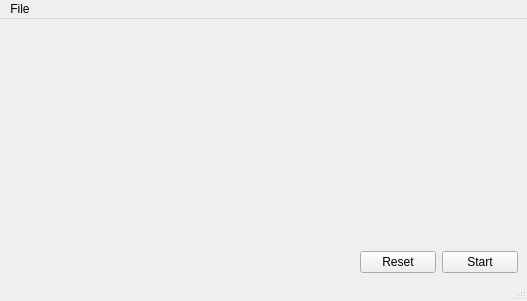
Old version of the form src/eyemaster.ui in the repository YuzukiTsuru/YFEL.
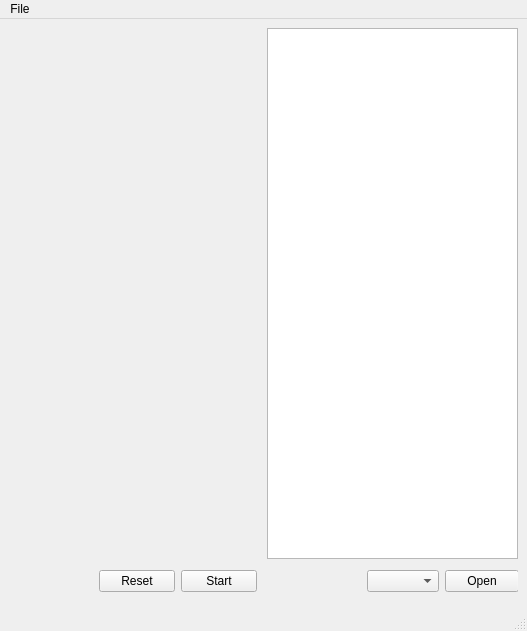
New version of the form.

```diff
--- a/src/eyemaster.ui
+++ b/src/eyemaster.ui
@@ -7,18 +7,21 @@
     <x>0</x>
     <y>0</y>
     <width>527</width>
-    <height>301</height>
+    <height>631</height>
    </rect>
   </property>
   <property name="windowTitle">
    <string>MainWindow</string>
   </property>
   <widget class="QWidget" name="centralwidget">
-   <widget class="QWidget" name="">
+   <layout class="QHBoxLayout" name="horizontalLayout_2">
+    <item>
+     <widget class="QWidget" name="widget" native="true">
+      <widget class="QWidget" name="layoutWidget_eye">
     <property name="geometry">
      <rect>
-      <x>360</x>
-      <y>230</y>
+         <x>90</x>
+         <y>540</y>
       <width>158</width>
       <height>26</height>
      </rect>
@@ -40,6 +43,45 @@
      </item>
     </layout>
    </widget>
+     </widget>
+    </item>
+    <item>
+     <widget class="QWidget" name="widget_2" native="true">
+      <widget class="QTextEdit" name="textEdit">
+       <property name="geometry">
+        <rect>
+         <x>0</x>
+         <y>0</y>
+         <width>251</width>
+         <height>531</height>
+        </rect>
+       </property>
+      </widget>
+      <widget class="QWidget" name="">
+       <property name="geometry">
+        <rect>
+         <x>100</x>
+         <y>540</y>
+         <width>152</width>
+         <height>26</height>
+        </rect>
+       </property>
+       <layout class="QHBoxLayout" name="horizontalLayout_3">
+        <item>
+         <widget class="QComboBox" name="comboBox"/>
+        </item>
+        <item>
+         <widget class="QPushButton" name="open_serial_button">
+          <property name="text">
+           <string>Open</string>
+          </property>
+         </widget>
+        </item>
+       </layout>
+      </widget>
+     </widget>
+    </item>
+   </layout>
   </widget>
   <widget class="QMenuBar" name="menubar">
    <property name="geometry">
```
Lines whose indentation alone changed are shown as unchanged.
